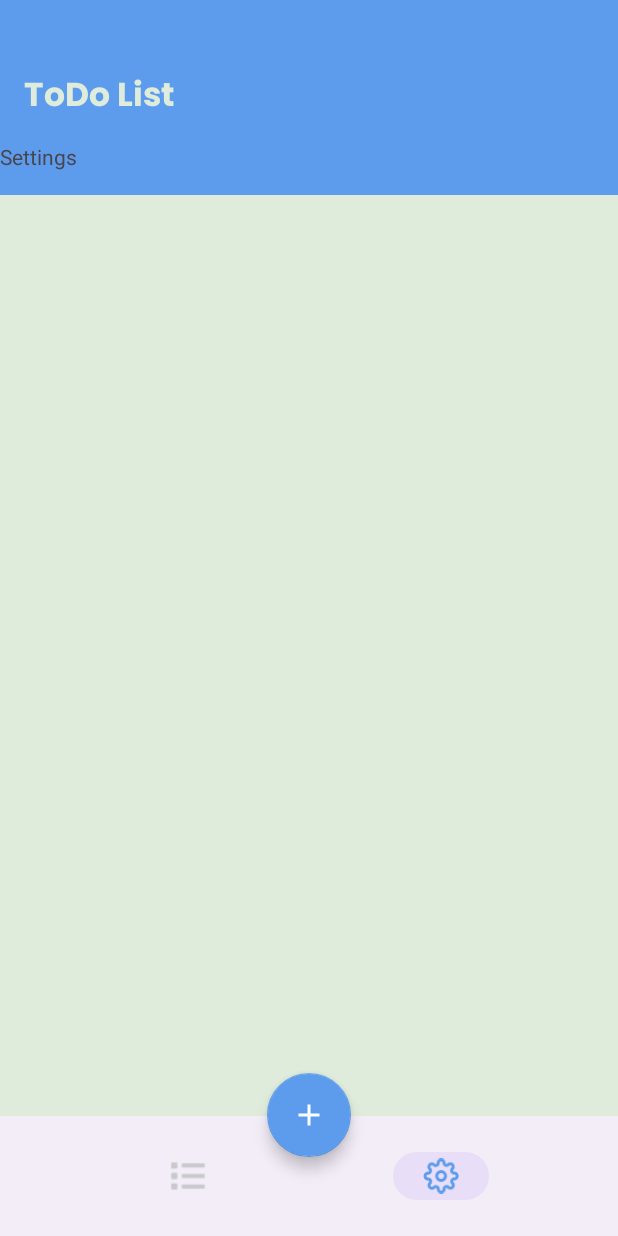
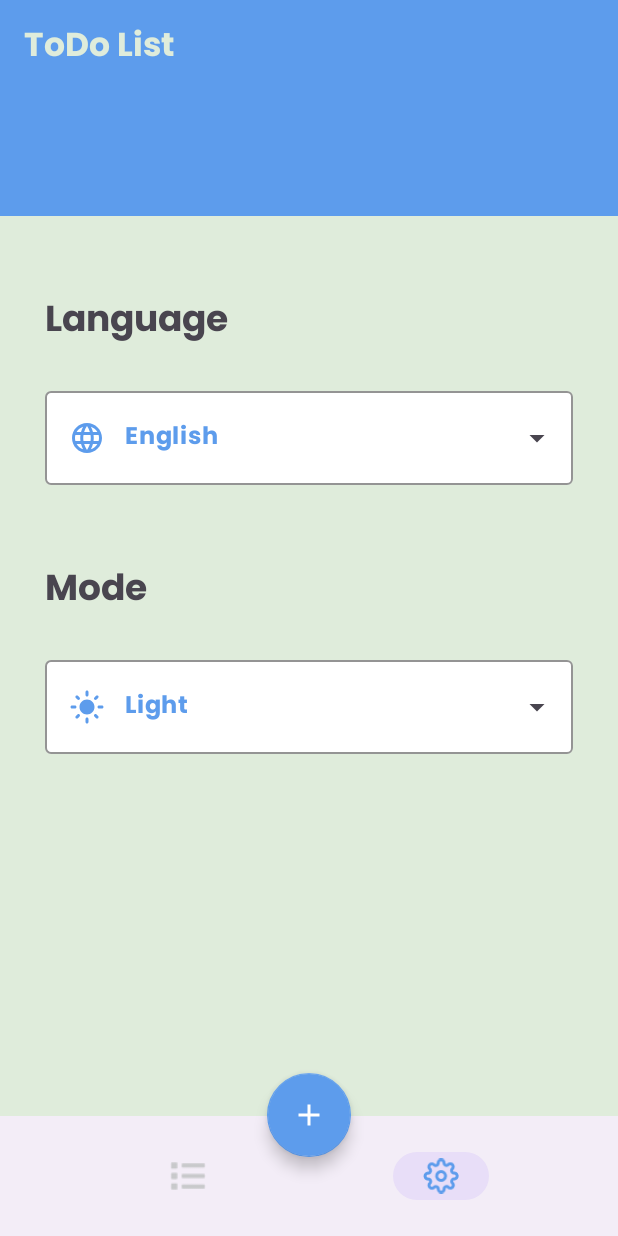
Before and after one commit to Abdullah-BenDarY/To-Do, an Android app: the AddTaskBottomSheet screen opened through its navigation route, item 2 of the bottom bar chosen, on a phone screen of 412 x 824 dp. Run offline under Robolectric (Android 15) with nearby library versions, the light colour scheme and no system bars; our stand-ins replace Room's generated code, sdp/ssp sizes; libraries missing offline, so code that uses them is left out: com.prolificinteractive.materialcalendarview; 4 statements that could not run were skipped.

Commit message:
% feat : implement settings fragment design % fix : add task date & time

```diff
--- a/app/src/main/java/com/example/todo/ui/AddTaskBottomSheet.kt
+++ b/app/src/main/java/com/example/todo/ui/AddTaskBottomSheet.kt
@@ -13,6 +13,8 @@ import com.example.todo.dataBase.moel.ModelTask
 import com.example.todo.databinding.BottomSheetAddTaskBinding
 import com.example.todo.util.clearDate
 import com.example.todo.util.clearTime
+import com.example.todo.util.formatDateOnly
+import com.example.todo.util.formatTimeOnly
 import com.example.todo.util.showDateDialog
 import com.example.todo.util.showTimePicker
 import java.text.SimpleDateFormat
@@ -24,10 +26,10 @@ class AddTaskBottomSheet() :
     private val dataBase = MyDataBase
     private val newTask = ModelTask()
     private val calendar  = Calendar.getInstance()
-    private val date = Calendar.getInstance().apply {
+    private val cDate = Calendar.getInstance().apply {
         clearTime()
     }
-    private val time = Calendar.getInstance().apply {
+    private val cTime = Calendar.getInstance().apply {
         clearDate()
     }
 
@@ -39,21 +41,21 @@ class AddTaskBottomSheet() :
 
     override fun onViewCreated(view: View, savedInstanceState: Bundle?) {
         super.onViewCreated(view, savedInstanceState)
-        updateDateTv( year = date.get(Calendar.YEAR) ,
-            month =  date.get(Calendar.MONTH) ,
-            day= date.get(Calendar.DAY_OF_MONTH))
-        updateTimeTv(time)
+        updateDateTv( year = cDate.get(Calendar.YEAR) ,
+            month =  cDate.get(Calendar.MONTH) ,
+            day= cDate.get(Calendar.DAY_OF_MONTH))
+        updateTimeTv(cTime)
     }
 
     override fun onClicks() {
         setupTextWatchers()
         binding.apply {
             selectDateTv.setOnClickListener {
-                showDateDialog(date) { year: Int, month: Int, day: Int ->
+                showDateDialog(cDate) { year: Int, month: Int, day: Int ->
                     updateDateTv(year, month, day) }
             }
             selectTimeTv.setOnClickListener {
-                showTimePicker(time){ updateTimeTv(time) }
+                showTimePicker(cTime){ updateTimeTv(cTime) }
             }
 
             addTaskBtn.setOnClickListener {
@@ -72,8 +74,8 @@ class AddTaskBottomSheet() :
         newTask.apply {
             this.title = title
             this.description = description
-            this.date = calendar.timeInMillis
-            this.time = calendar.timeInMillis
+            this.date = cDate.timeInMillis
+            this.time = cTime.timeInMillis
             this.isDone = false
         }
         dataBase.dp?.myDao()?.createTask(newTask)
--- a/app/src/main/java/com/example/todo/ui/tasks/TasksViewModel.kt
+++ /dev/null
@@ -1,18 +0,0 @@
-package com.example.todo.ui.tasks
-
-import androidx.lifecycle.LiveData
-import androidx.lifecycle.MutableLiveData
-import androidx.lifecycle.ViewModel
-
-class TasksViewModel : ViewModel() {
-    private val _taskAdded = MutableLiveData<Boolean>()
-    val taskAdded: LiveData<Boolean> get() = _taskAdded
-
-    fun notifyTaskAdded() {
-        _taskAdded.value = true
-    }
-
-    fun resetTaskAddedFlag() {
-        _taskAdded.value = false
-    }
-}
--- /dev/null
+++ b/app/src/main/res/drawable/ic_dark.xml
@@ -0,0 +1,10 @@
+<vector xmlns:android="http://schemas.android.com/apk/res/android"
+    android:width="24dp"
+    android:height="24dp"
+    android:tint="#FFFFFF"
+    android:viewportWidth="24"
+    android:viewportHeight="24">
+    <path
+        android:fillColor="@android:color/white"
+        android:pathData="M12,3c-4.97,0 -9,4.03 -9,9s4.03,9 9,9s9,-4.03 9,-9c0,-0.46 -0.04,-0.92 -0.1,-1.36c-0.98,1.37 -2.58,2.26 -4.4,2.26c-2.98,0 -5.4,-2.42 -5.4,-5.4c0,-1.81 0.89,-3.42 2.26,-4.4C12.92,3.04 12.46,3 12,3L12,3z" />
+</vector>
--- /dev/null
+++ b/app/src/main/res/drawable/ic_languages.xml
@@ -0,0 +1,10 @@
+<vector xmlns:android="http://schemas.android.com/apk/res/android"
+    android:width="24dp"
+    android:height="24dp"
+    android:tint="#FFFFFF"
+    android:viewportWidth="24"
+    android:viewportHeight="24">
+    <path
+        android:fillColor="@android:color/white"
+        android:pathData="M11.99,2C6.47,2 2,6.48 2,12s4.47,10 9.99,10C17.52,22 22,17.52 22,12S17.52,2 11.99,2zM18.92,8h-2.95c-0.32,-1.25 -0.78,-2.45 -1.38,-3.56 1.84,0.63 3.37,1.91 4.33,3.56zM12,4.04c0.83,1.2 1.48,2.53 1.91,3.96h-3.82c0.43,-1.43 1.08,-2.76 1.91,-3.96zM4.26,14C4.1,13.36 4,12.69 4,12s0.1,-1.36 0.26,-2h3.38c-0.08,0.66 -0.14,1.32 -0.14,2 0,0.68 0.06,1.34 0.14,2L4.26,14zM5.08,16h2.95c0.32,1.25 0.78,2.45 1.38,3.56 -1.84,-0.63 -3.37,-1.9 -4.33,-3.56zM8.03,8L5.08,8c0.96,-1.66 2.49,-2.93 4.33,-3.56C8.81,5.55 8.35,6.75 8.03,8zM12,19.96c-0.83,-1.2 -1.48,-2.53 -1.91,-3.96h3.82c-0.43,1.43 -1.08,2.76 -1.91,3.96zM14.34,14L9.66,14c-0.09,-0.66 -0.16,-1.32 -0.16,-2 0,-0.68 0.07,-1.35 0.16,-2h4.68c0.09,0.65 0.16,1.32 0.16,2 0,0.68 -0.07,1.34 -0.16,2zM14.59,19.56c0.6,-1.11 1.06,-2.31 1.38,-3.56h2.95c-0.96,1.65 -2.49,2.93 -4.33,3.56zM16.36,14c0.08,-0.66 0.14,-1.32 0.14,-2 0,-0.68 -0.06,-1.34 -0.14,-2h3.38c0.16,0.64 0.26,1.31 0.26,2s-0.1,1.36 -0.26,2h-3.38z" />
+</vector>
--- /dev/null
+++ b/app/src/main/res/drawable/ic_light_mode.xml
@@ -0,0 +1,10 @@
+<vector xmlns:android="http://schemas.android.com/apk/res/android"
+    android:width="24dp"
+    android:height="24dp"
+    android:tint="#FFFFFF"
+    android:viewportWidth="24"
+    android:viewportHeight="24">
+    <path
+        android:fillColor="@android:color/white"
+        android:pathData="M12,7c-2.76,0 -5,2.24 -5,5s2.24,5 5,5s5,-2.24 5,-5S14.76,7 12,7L12,7zM2,13l2,0c0.55,0 1,-0.45 1,-1s-0.45,-1 -1,-1l-2,0c-0.55,0 -1,0.45 -1,1S1.45,13 2,13zM20,13l2,0c0.55,0 1,-0.45 1,-1s-0.45,-1 -1,-1l-2,0c-0.55,0 -1,0.45 -1,1S19.45,13 20,13zM11,2v2c0,0.55 0.45,1 1,1s1,-0.45 1,-1V2c0,-0.55 -0.45,-1 -1,-1S11,1.45 11,2zM11,20v2c0,0.55 0.45,1 1,1s1,-0.45 1,-1v-2c0,-0.55 -0.45,-1 -1,-1C11.45,19 11,19.45 11,20zM5.99,4.58c-0.39,-0.39 -1.03,-0.39 -1.41,0c-0.39,0.39 -0.39,1.03 0,1.41l1.06,1.06c0.39,0.39 1.03,0.39 1.41,0s0.39,-1.03 0,-1.41L5.99,4.58zM18.36,16.95c-0.39,-0.39 -1.03,-0.39 -1.41,0c-0.39,0.39 -0.39,1.03 0,1.41l1.06,1.06c0.39,0.39 1.03,0.39 1.41,0c0.39,-0.39 0.39,-1.03 0,-1.41L18.36,16.95zM19.42,5.99c0.39,-0.39 0.39,-1.03 0,-1.41c-0.39,-0.39 -1.03,-0.39 -1.41,0l-1.06,1.06c-0.39,0.39 -0.39,1.03 0,1.41s1.03,0.39 1.41,0L19.42,5.99zM7.05,18.36c0.39,-0.39 0.39,-1.03 0,-1.41c-0.39,-0.39 -1.03,-0.39 -1.41,0l-1.06,1.06c-0.39,0.39 -0.39,1.03 0,1.41s1.03,0.39 1.41,0L7.05,18.36z" />
+</vector>
--- a/app/src/main/res/layout/activity_main.xml
+++ b/app/src/main/res/layout/activity_main.xml
@@ -9,7 +9,7 @@
     <com.google.android.material.appbar.AppBarLayout
         android:id="@+id/appBar"
         android:layout_width="match_parent"
-        android:layout_height="@dimen/_100sdp">
+        android:layout_height="wrap_content">
 
         <com.google.android.material.appbar.MaterialToolbar
             android:layout_width="match_parent"
@@ -20,7 +20,9 @@
                 android:layout_width="match_parent"
                 android:layout_height="wrap_content">
 
+
                 <TextView
+                    android:id="@+id/app_name"
                     android:layout_width="wrap_content"
                     android:layout_height="wrap_content"
                     android:text="@string/todo_list"
@@ -30,11 +32,27 @@
                     app:layout_constraintStart_toStartOf="parent"
                     app:layout_constraintTop_toTopOf="parent"
                     app:layout_constraintBottom_toBottomOf="parent"
-
                     />
             </androidx.constraintlayout.widget.ConstraintLayout>
         </com.google.android.material.appbar.MaterialToolbar>
     </com.google.android.material.appbar.AppBarLayout>
+
+    <androidx.constraintlayout.widget.ConstraintLayout
+        android:id="@+id/constraint"
+        android:layout_width="match_parent"
+        android:layout_height="match_parent"
+        android:layout_marginBottom="?attr/actionBarSize"
+        app:layout_behavior="@string/appbar_scrolling_view_behavior">
+
+        <fragment
+            android:id="@+id/nav_host_fragment"
+            android:name="androidx.navigation.fragment.NavHostFragment"
+            android:layout_width="match_parent"
+            android:layout_height="match_parent"
+            app:defaultNavHost="true"
+            app:navGraph="@navigation/nav" />
+    </androidx.constraintlayout.widget.ConstraintLayout>
+
     <com.google.android.material.bottomappbar.BottomAppBar
         android:id="@+id/bottomAppBar"
         android:layout_width="match_parent"
@@ -71,22 +89,7 @@
         app:layout_anchor="@id/bottomAppBar"
         />
 
-    <androidx.constraintlayout.widget.ConstraintLayout
-        android:id="@+id/constraint"
-        android:layout_width="match_parent"
-        android:layout_height="match_parent"
-        android:layout_marginTop="-35dp"
-        android:layout_marginBottom="?attr/actionBarSize"
-        app:layout_behavior="@string/appbar_scrolling_view_behavior">
 
-        <fragment
-            android:id="@+id/nav_host_fragment"
-            android:name="androidx.navigation.fragment.NavHostFragment"
-            android:layout_width="match_parent"
-            android:layout_height="match_parent"
-            app:defaultNavHost="true"
-            app:navGraph="@navigation/nav" />
-    </androidx.constraintlayout.widget.ConstraintLayout>
 
 
 </androidx.coordinatorlayout.widget.CoordinatorLayout>
--- a/app/src/main/res/layout/fragment_edit_task.xml
+++ b/app/src/main/res/layout/fragment_edit_task.xml
@@ -6,6 +6,14 @@
     xmlns:app="http://schemas.android.com/apk/res-auto"
     tools:background="@color/background_color">
 
+    <ImageView
+        android:layout_width="match_parent"
+        android:layout_height="@dimen/_50sdp"
+        android:src="@color/primary_blue"
+        app:layout_constraintStart_toStartOf="parent"
+        app:layout_constraintEnd_toEndOf="parent"
+        app:layout_constraintTop_toTopOf="parent"
+        />
 
     <androidx.cardview.widget.CardView
         android:layout_width="0dp"
--- a/app/src/main/res/layout/fragment_settings.xml
+++ b/app/src/main/res/layout/fragment_settings.xml
@@ -1,17 +1,96 @@
 <?xml version="1.0" encoding="utf-8"?>
 <androidx.constraintlayout.widget.ConstraintLayout xmlns:android="http://schemas.android.com/apk/res/android"
-    xmlns:tools="http://schemas.android.com/tools"
+    xmlns:app="http://schemas.android.com/apk/res-auto"
     android:layout_width="match_parent"
-    android:layout_height="match_parent"
-    xmlns:app="http://schemas.android.com/apk/res-auto"
-    tools:context=".ui.SettingsFragment">
+    android:layout_height="match_parent">
 
-    <!-- TODO: Update blank fragment layout -->
+    <ImageView
+        android:id="@+id/top_view"
+        android:layout_width="match_parent"
+        android:layout_height="80dp"
+        android:src="@color/primary_blue"
+        app:layout_constraintTop_toTopOf="parent"
+        app:layout_constraintStart_toStartOf="parent"
+        app:layout_constraintEnd_toEndOf="parent"/>
+
     <TextView
+        android:id="@+id/language_tv"
         android:layout_width="match_parent"
-        android:layout_height="match_parent"
-        android:text="Settings" />
+        android:layout_height="wrap_content"
+        android:layout_marginStart="30dp"
+        android:layout_marginTop="50dp"
+        android:layout_marginEnd="30dp"
+        android:fontFamily="@font/poppins_bold"
+        android:text="@string/language"
+        android:textSize="24sp"
+        android:textStyle="bold"
+        app:layout_constraintTop_toBottomOf="@id/top_view" />
 
+    <com.google.android.material.textfield.TextInputLayout
+        android:id="@+id/languages_til"
+        style="@style/Widget.Material3.TextInputLayout.OutlinedBox.ExposedDropdownMenu"
+        android:layout_width="match_parent"
+        android:layout_height="wrap_content"
+        android:layout_marginStart="30dp"
+        android:layout_marginTop="20dp"
+        android:layout_marginEnd="30dp"
+        android:drawSelectorOnTop="true"
+        app:boxBackgroundColor="@color/btm_nav_color"
+        app:boxStrokeColor="@color/primary_blue"
+        app:layout_constraintTop_toBottomOf="@id/language_tv"
+       >
 
+        <AutoCompleteTextView
+            android:id="@+id/autoCompleteTV_languages"
+            android:layout_width="match_parent"
+            android:layout_height="match_parent"
+            android:drawableStart="@drawable/ic_languages"
+            android:drawableTint="@color/primary_blue"
+            android:drawablePadding="@dimen/_10sdp"
+            android:fontFamily="@font/poppins_bold"
+            android:inputType="none"
+            android:text="@string/english"
+            android:textColor="@color/primary_blue" />
+    </com.google.android.material.textfield.TextInputLayout>
+
+    <TextView
+        android:id="@+id/mode_tv"
+        android:layout_width="match_parent"
+        android:layout_height="wrap_content"
+        android:layout_marginStart="30dp"
+        android:layout_marginTop="50dp"
+        android:layout_marginEnd="30dp"
+        android:fontFamily="@font/poppins_bold"
+        android:text="@string/mode"
+        android:textSize="24sp"
+        android:textStyle="bold"
+        app:layout_constraintTop_toBottomOf="@id/languages_til" />
+
+    <com.google.android.material.textfield.TextInputLayout
+        android:id="@+id/mode_til"
+        style="@style/Widget.Material3.TextInputLayout.OutlinedBox.ExposedDropdownMenu"
+        android:layout_width="match_parent"
+        android:layout_height="wrap_content"
+        android:layout_marginStart="30dp"
+        android:layout_marginTop="20dp"
+        android:layout_marginEnd="30dp"
+        android:drawSelectorOnTop="true"
+        app:boxBackgroundColor="@color/btm_nav_color"
+        app:boxStrokeColor="@color/primary_blue"
+        app:layout_constraintTop_toBottomOf="@id/mode_tv">
+
+        <AutoCompleteTextView
+            android:id="@+id/autoCompleteTV_modes"
+            android:layout_width="match_parent"
+            android:layout_height="match_parent"
+            android:fontFamily="@font/poppins_bold"
+            android:inputType="none"
+            android:text="@string/light"
+            android:drawableStart="@drawable/ic_light_mode"
+            android:drawableTint="@color/primary_blue"
+            android:drawablePadding="@dimen/_10sdp"
+            android:textColor="@color/primary_blue"
+            android:textStyle="bold" />
+    </com.google.android.material.textfield.TextInputLayout>
 
 </androidx.constraintlayout.widget.ConstraintLayout>
--- a/app/src/main/res/layout/fragment_task.xml
+++ b/app/src/main/res/layout/fragment_task.xml
@@ -6,7 +6,14 @@
     xmlns:app="http://schemas.android.com/apk/res-auto"
     tools:context=".ui.tasks.TaskFragment"
     android:background="@color/trasparent">
-
+    <ImageView
+        android:layout_width="match_parent"
+        android:layout_height="@dimen/_50sdp"
+        android:src="@color/primary_blue"
+        app:layout_constraintStart_toStartOf="parent"
+        app:layout_constraintEnd_toEndOf="parent"
+        app:layout_constraintTop_toTopOf="parent"
+        />
     <androidx.cardview.widget.CardView
         android:id="@+id/cv_date"
         android:layout_width="@dimen/_270sdp"
@@ -29,7 +36,7 @@
             app:mcv_leftArrowMask="@drawable/custom_left_arrow"
             app:mcv_rightArrowMask="@drawable/custom_right_arrow"
             app:mcv_dateTextAppearance="@color/text_color2"
-            android:layout_marginBottom="@dimen/_10sdp"
+            android:layout_margin="@dimen/_5sdp"
             app:layout_constraintTop_toTopOf="parent"
             app:layout_constraintBottom_toTopOf="@id/rv_tasks"
             />
--- a/app/src/main/res/values/strings.xml
+++ b/app/src/main/res/values/strings.xml
@@ -13,4 +13,8 @@
     <string name="done">Done!\t</string>
     <string name="save">Save Changes</string>
     <string name="edit_task">Edit Task</string>
+    <string name="english">English</string>
+    <string name="mode">Mode</string>
+    <string name="light">Light</string>
+    <string name="language">Language</string>
 </resources>
```
